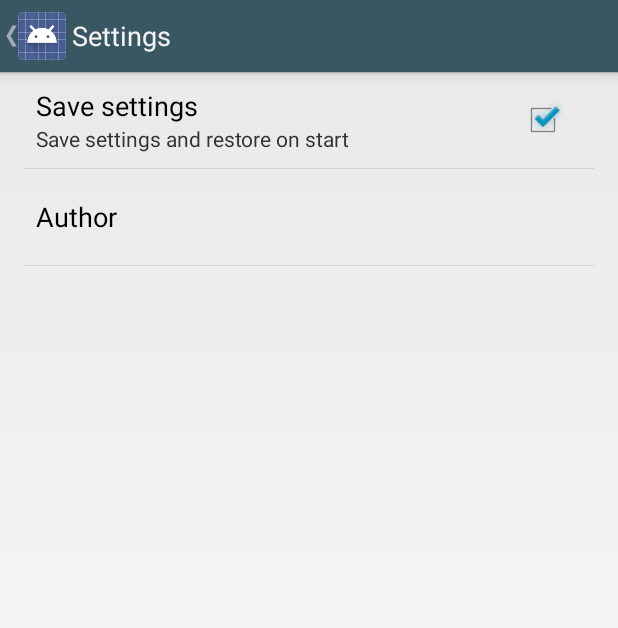
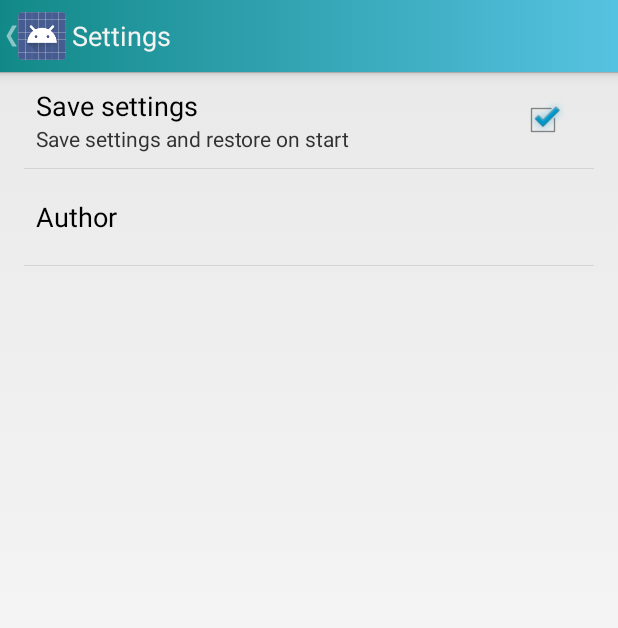
Before and after one commit to Brightify/autoamplifier, an Android app: the SettingsActivity screen opened directly, with no data from a screen before it, on a phone screen of 412 x 824 dp. Shown: the top 628 px of the screen. Run offline under Robolectric (Android 15) with nearby library versions, the phone set to English and light mode, and no system bars; libraries missing offline, so code that uses them is left out: org.androidannotations.annotations.

Commit message:
Add reset option item, design update

```diff
--- a/src/main/AndroidManifest.xml
+++ b/src/main/AndroidManifest.xml
@@ -12,7 +12,8 @@
         <activity
             android:name="com.brightgestures.autoamplifier.MainActivity_"
             android:label="@string/app_name"
-            android:screenOrientation="portrait">
+            android:screenOrientation="portrait"
+            android:launchMode="singleInstance">
             <intent-filter>
                 <action android:name="android.intent.action.MAIN" />
 
--- a/src/main/java/com/brightgestures/autoamplifier/AmplifierService.java
+++ b/src/main/java/com/brightgestures/autoamplifier/AmplifierService.java
@@ -90,7 +90,7 @@ public class AmplifierService extends Service {
         notification.setLatestEventInfo(getApplicationContext(),
                 getString(R.string.app_name), getString(R.string.notification_title),
                 PendingIntent.getActivity(this, 0, new Intent(this,
-                        MainActivity.class)
+                        MainActivity_.class)
                         .setFlags(Intent.FLAG_ACTIVITY_SINGLE_TOP), 0));
         startForeground(NOTIFICATION_ID, notification);
         return START_NOT_STICKY;
--- /dev/null
+++ b/src/main/res/drawable/ab_background2.xml
@@ -0,0 +1,7 @@
+<?xml version="1.0" encoding="utf-8"?>
+
+<shape xmlns:android="http://schemas.android.com/apk/res/android">
+    <gradient android:startColor="#128988"
+        android:endColor="#56c2e1"/>
+
+</shape>
--- a/src/main/res/menu/main.xml
+++ b/src/main/res/menu/main.xml
@@ -1,9 +1,15 @@
 <menu xmlns:android="http://schemas.android.com/apk/res/android"
     xmlns:tools="http://schemas.android.com/tools"
-    tools:context="com.brightgestures.autoamplifier.MainActivity" >
+    tools:context="com.brightgestures.autoamplifier.MainActivity">
 
-    <item android:id="@+id/action_settings"
+    <item
+        android:id="@+id/action_settings"
         android:title="@string/settings_label"
         android:orderInCategory="100"
         android:showAsAction="never" />
+
+    <item
+        android:id="@+id/action_reset"
+        android:title="@string/reset"
+        android:showAsAction="never" />
 </menu>
--- a/src/main/res/values/dimens.xml
+++ b/src/main/res/values/dimens.xml
@@ -2,6 +2,8 @@
     <!-- Default screen margins, per the Android Design guidelines. -->
     <dimen name="activity_horizontal_margin">16dp</dimen>
     <dimen name="activity_vertical_margin">16dp</dimen>
+    <dimen name="activity_vertical_double_margin">32dp</dimen>
     <dimen name="separator_margin">8dp</dimen>
+    <dimen name="eight_dp_margin">8dp</dimen>
 
 </resources>
--- a/src/main/res/values/strings.xml
+++ b/src/main/res/values/strings.xml
@@ -17,5 +17,6 @@
     <string name="mic_label">Microphone</string>
     <string name="noisy_environment_label">Noisy environment</string>
     <string name="service_label">AmplifierService</string>
+    <string name="reset">Reset</string>
 
 </resources>
--- a/src/main/res/values/themes_autoamplifiertheme.xml
+++ b/src/main/res/values/themes_autoamplifiertheme.xml
@@ -17,15 +17,14 @@
     </style>
 
     <style name="ActionBarTheme" parent="android:Widget.Holo.Light.ActionBar.Solid.Inverse">
-        <item name="android:background">@drawable/ab_background</item>
+        <item name="android:background">@drawable/ab_background2</item>
     </style>
 
     <style name="HeadingTheme">
         <item name="android:layout_width">match_parent</item>
         <item name="android:layout_height">wrap_content</item>
-        <item name="android:textStyle">bold</item>
-        <item name="android:textColor">#2da587</item>
-        <item name="android:textSize">14sp</item>
+        <item name="android:textColor">@color/autoamplifiertheme_color</item>
+        <item name="android:textSize">7pt</item>
         <item name="android:gravity">center_vertical</item>
         <item name="android:textAllCaps">true</item>
     </style>
```
Also changed, not shown: src/main/java/com/brightgestures/autoamplifier/MainFragment.java (+10 -0 lines), src/main/java/com/brightgestures/autoamplifier/util/PreferenceProvider.java (+6 -1 lines), src/main/res/layout/fragment_main.xml (+35 -41 lines).
